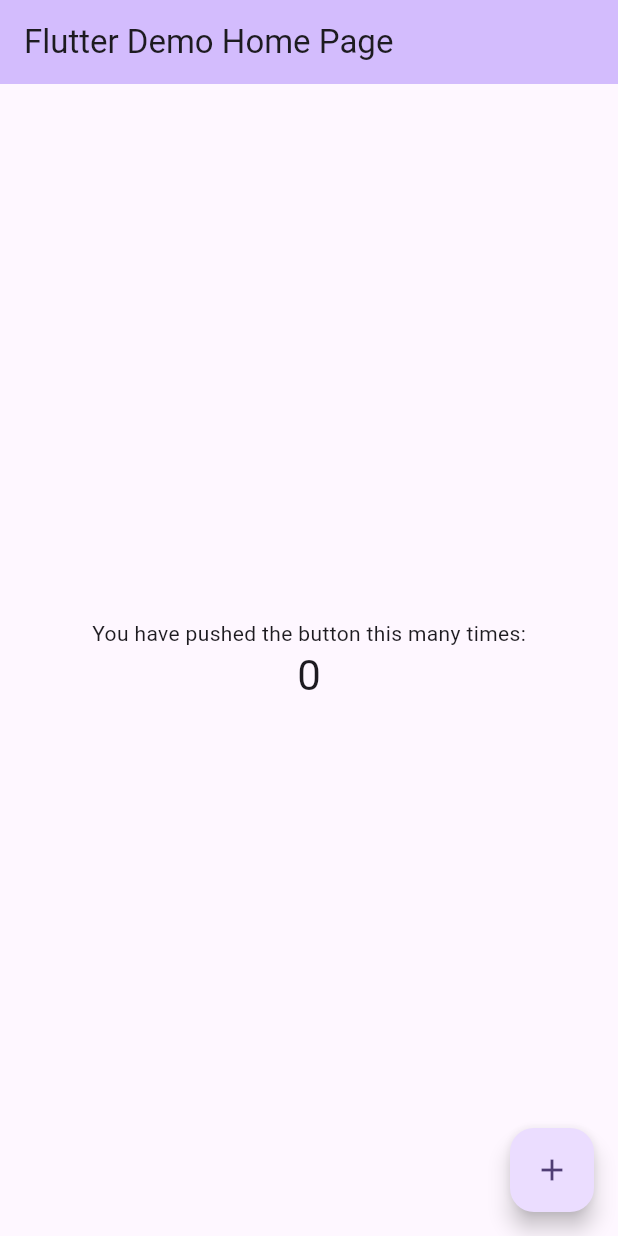
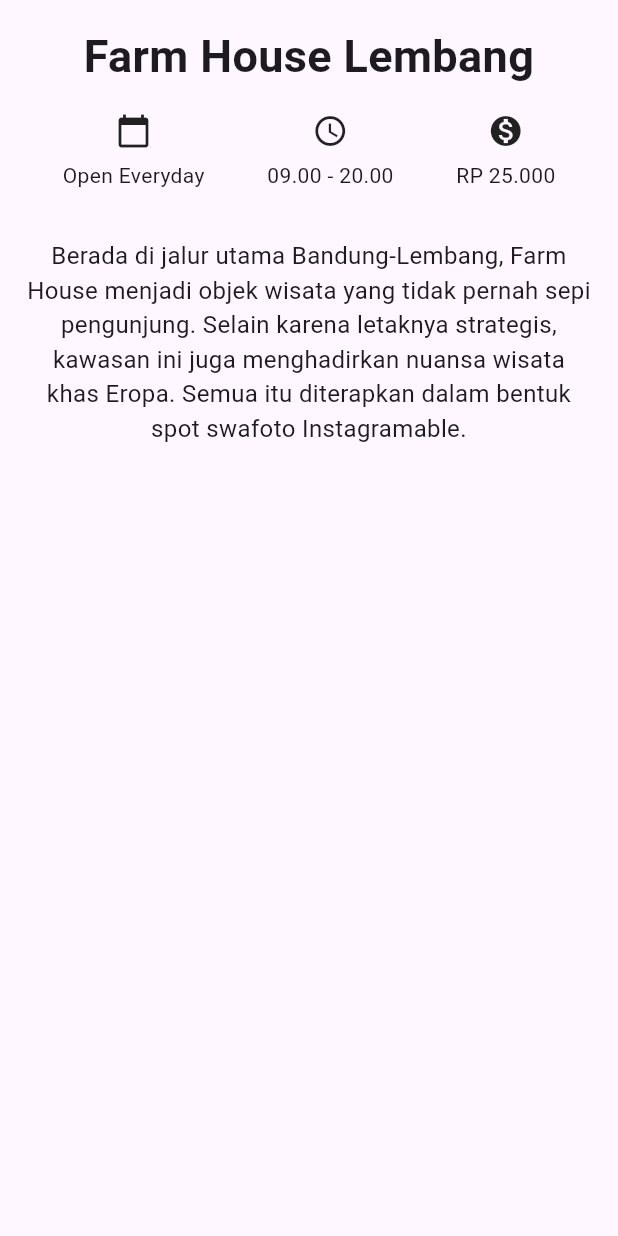
Before and after one commit to febrinomahardiva/bandung-tourism, a Flutter app: the screen it shows after launch, on a phone screen of 412 x 824 dp. Run offline on Flutter 3.47's test engine with Material 3 defaults, Android fonts, the light colour scheme and no system bars.

Commit message:
create detail screen

```diff
--- /dev/null
+++ b/lib/detail_screen.dart
@@ -0,0 +1,66 @@
+import 'package:flutter/material.dart';
+
+class DetailScreen extends StatelessWidget {
+  const DetailScreen({super.key});
+
+  @override
+  Widget build(BuildContext context) {
+    return Scaffold(
+      body: SafeArea(
+        child: Column(
+          crossAxisAlignment: CrossAxisAlignment.stretch,
+          children: [
+            Container(
+              margin: const EdgeInsets.only(top: 16),
+              child: const Text(
+                'Farm House Lembang',
+                textAlign: TextAlign.center,
+                style: TextStyle(
+                  fontSize: 30,
+                  fontWeight: FontWeight.bold,
+                ),
+              ),
+            ),
+            Container(
+              margin: const EdgeInsets.symmetric(vertical: 16),
+              child: Row(
+                mainAxisAlignment: MainAxisAlignment.spaceEvenly,
+                children: [
+                  Column(
+                    children: const [
+                      Icon(Icons.calendar_today),
+                      SizedBox(height: 8),
+                      Text('Open Everyday'),
+                    ],
+                  ),
+                  Column(
+                    children: const [
+                      Icon(Icons.access_time),
+                      SizedBox(height: 8),
+                      Text('09.00 - 20.00'),
+                    ],
+                  ),
+                  Column(
+                    children: const [
+                      Icon(Icons.monetization_on),
+                      SizedBox(height: 8),
+                      Text('RP 25.000'),
+                    ],
+                  ),
+                ],
+              ),
+            ),
+            Container(
+              padding: const EdgeInsets.all(16),
+              child: const Text(
+                'Berada di jalur utama Bandung-Lembang, Farm House menjadi objek wisata yang tidak pernah sepi pengunjung. Selain karena letaknya strategis, kawasan ini juga menghadirkan nuansa wisata khas Eropa. Semua itu diterapkan dalam bentuk spot swafoto Instagramable.',
+                textAlign: TextAlign.center,
+                style: TextStyle(fontSize: 16),
+              ),
+            )
+          ],
+        ),
+      ),
+    );
+  }
+}
--- a/lib/main.dart
+++ b/lib/main.dart
@@ -1,125 +1,17 @@
+import 'package:bandung_tourism/detail_screen.dart';
 import 'package:flutter/material.dart';
 
-void main() {
-  runApp(const MyApp());
-}
+void main() => runApp(const MyApp());
 
 class MyApp extends StatelessWidget {
   const MyApp({super.key});
 
-  // This widget is the root of your application.
   @override
   Widget build(BuildContext context) {
     return MaterialApp(
-      title: 'Flutter Demo',
-      theme: ThemeData(
-        // This is the theme of your application.
-        //
-        // TRY THIS: Try running your application with "flutter run". You'll see
-        // the application has a purple toolbar. Then, without quitting the app,
-        // try changing the seedColor in the colorScheme below to Colors.green
-        // and then invoke "hot reload" (save your changes or press the "hot
-        // reload" button in a Flutter-supported IDE, or press "r" if you used
-        // the command line to start the app).
-        //
-        // Notice that the counter didn't reset back to zero; the application
-        // state is not lost during the reload. To reset the state, use hot
-        // restart instead.
-        //
-        // This works for code too, not just values: Most code changes can be
-        // tested with just a hot reload.
-        colorScheme: ColorScheme.fromSeed(seedColor: Colors.deepPurple),
-        useMaterial3: true,
-      ),
-      home: const MyHomePage(title: 'Flutter Demo Home Page'),
+      title: 'Wisata Bandung',
+      theme: ThemeData(),
+      home: const DetailScreen(),
     );
   }
 }
-
-class MyHomePage extends StatefulWidget {
-  const MyHomePage({super.key, required this.title});
-
-  // This widget is the home page of your application. It is stateful, meaning
-  // that it has a State object (defined below) that contains fields that affect
-  // how it looks.
-
-  // This class is the configuration for the state. It holds the values (in this
-  // case the title) provided by the parent (in this case the App widget) and
-  // used by the build method of the State. Fields in a Widget subclass are
-  // always marked "final".
-
-  final String title;
-
-  @override
-  State<MyHomePage> createState() => _MyHomePageState();
-}
-
-class _MyHomePageState extends State<MyHomePage> {
-  int _counter = 0;
-
-  void _incrementCounter() {
-    setState(() {
-      // This call to setState tells the Flutter framework that something has
-      // changed in this State, which causes it to rerun the build method below
-      // so that the display can reflect the updated values. If we changed
-      // _counter without calling setState(), then the build method would not be
-      // called again, and so nothing would appear to happen.
-      _counter++;
-    });
-  }
-
-  @override
-  Widget build(BuildContext context) {
-    // This method is rerun every time setState is called, for instance as done
-    // by the _incrementCounter method above.
-    //
-    // The Flutter framework has been optimized to make rerunning build methods
-    // fast, so that you can just rebuild anything that needs updating rather
-    // than having to individually change instances of widgets.
-    return Scaffold(
-      appBar: AppBar(
-        // TRY THIS: Try changing the color here to a specific color (to
-        // Colors.amber, perhaps?) and trigger a hot reload to see the AppBar
-        // change color while the other colors stay the same.
-        backgroundColor: Theme.of(context).colorScheme.inversePrimary,
-        // Here we take the value from the MyHomePage object that was created by
-        // the App.build method, and use it to set our appbar title.
-        title: Text(widget.title),
-      ),
-      body: Center(
-        // Center is a layout widget. It takes a single child and positions it
-        // in the middle of the parent.
-        child: Column(
-          // Column is also a layout widget. It takes a list of children and
-          // arranges them vertically. By default, it sizes itself to fit its
-          // children horizontally, and tries to be as tall as its parent.
-          //
-          // Column has various properties to control how it sizes itself and
-          // how it positions its children. Here we use mainAxisAlignment to
-          // center the children vertically; the main axis here is the vertical
-          // axis because Columns are vertical (the cross axis would be
-          // horizontal).
-          //
-          // TRY THIS: Invoke "debug painting" (choose the "Toggle Debug Paint"
-          // action in the IDE, or press "p" in the console), to see the
-          // wireframe for each widget.
-          mainAxisAlignment: MainAxisAlignment.center,
-          children: <Widget>[
-            const Text(
-              'You have pushed the button this many times:',
-            ),
-            Text(
-              '$_counter',
-              style: Theme.of(context).textTheme.headlineMedium,
-            ),
-          ],
-        ),
-      ),
-      floatingActionButton: FloatingActionButton(
-        onPressed: _incrementCounter,
-        tooltip: 'Increment',
-        child: const Icon(Icons.add),
-      ), // This trailing comma makes auto-formatting nicer for build methods.
-    );
-  }
-}
```
